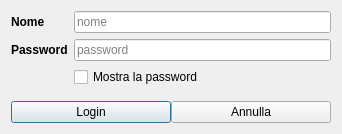
Above: hlogin2.ui from fblabs/hamlet-mod-sancon before the change. Below: the same form after it.
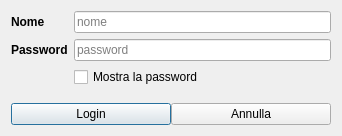
That is the form after the change. Icons and pictures are not drawn.

Patch:
```diff
--- a/hlogin2.ui
+++ b/hlogin2.ui
@@ -7,7 +7,7 @@
     <x>0</x>
     <y>0</y>
     <width>342</width>
-    <height>134</height>
+    <height>136</height>
    </rect>
   </property>
   <property name="windowTitle">
```
Left out of the diff: 5 changed lines with no effect on the pictures.
